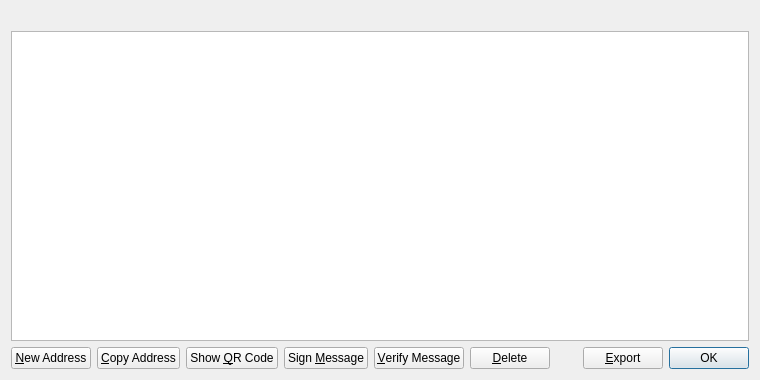
midnight-miner/AmsterdamCoin, file src/qt/forms/addressbookpage.ui: the form before one commit.
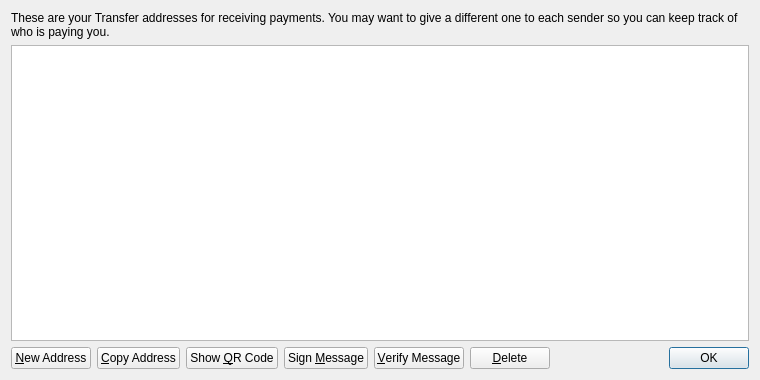
The form after the commit. Icons and pictures are not drawn.

Patch:
```diff
--- a/src/qt/forms/addressbookpage.ui
+++ b/src/qt/forms/addressbookpage.ui
@@ -16,6 +16,9 @@
   <layout class="QVBoxLayout" name="verticalLayout">
    <item>
     <widget class="QLabel" name="labelExplanation">
+     <property name="text">
+      <string>These are your Transfer addresses for receiving payments. You may want to give a different one to each sender so you can keep track of who is paying you.</string>
+     </property>
      <property name="textFormat">
       <enum>Qt::PlainText</enum>
      </property>
@@ -35,9 +38,6 @@
      <property name="tabKeyNavigation">
       <bool>false</bool>
      </property>
-     <property name="alternatingRowColors">
-      <bool>true</bool>
-     </property>
      <property name="selectionMode">
       <enum>QAbstractItemView::SingleSelection</enum>
      </property>
@@ -148,20 +148,6 @@
        </property>
       </spacer>
      </item>
-     <item>
-      <widget class="QPushButton" name="exportButton">
-       <property name="toolTip">
-        <string>Export the data in the current tab to a file</string>
-       </property>
-       <property name="text">
-        <string>&amp;Export</string>
-       </property>
-       <property name="icon">
-        <iconset resource="../bitcoin.qrc">
-         <normaloff>:/icons/export</normaloff>:/icons/export</iconset>
-       </property>
-      </widget>
-     </item>
      <item>
       <widget class="QDialogButtonBox" name="buttonBox">
        <property name="sizePolicy">
```
Left out of the diff: 34 changed lines with no effect on the pictures.
